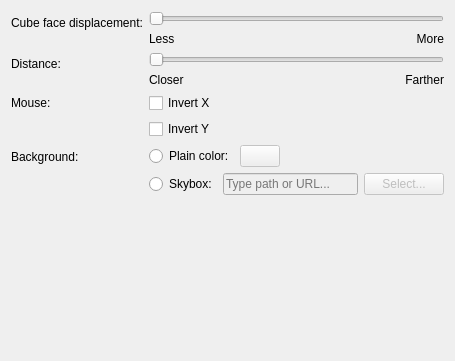
This is kwin/effects/cube/kcm/cubeeffectkcm.ui in Sonic-DE/sonic-workspace-addons as Qt 5 draws it before an edit. The edited form follows.
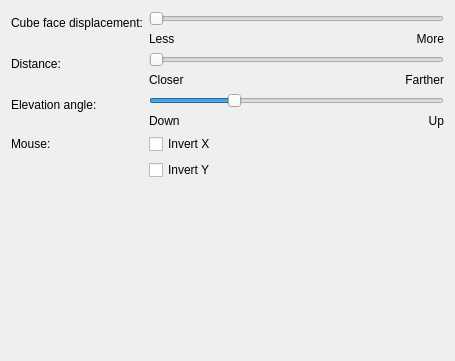
This is the edited form. Custom widgets are drawn as their Qt base class.

Commit message: refactor with blur background and elevation control Replaced old static backgrounds with blur (like Overview), added camera elevation slider, and cleaned up config options for simplicity.

The edit to the form file:
```diff
--- a/kwin/effects/cube/kcm/cubeeffectkcm.ui
+++ b/kwin/effects/cube/kcm/cubeeffectkcm.ui
@@ -121,109 +121,84 @@
     </layout>
    </item>
    <item row="2" column="0">
+    <widget class="QLabel" name="label_Elevation">
+     <property name="text">
+      <string>Elevation angle:</string>
+     </property>
+    </widget>
+   </item>
+   <item row="2" column="1">
+    <layout class="QGridLayout" name="gridLayout_3">
+     <item row="0" column="0" colspan="2">
+      <widget class="QSlider" name="kcfg_ElevationAngle">
+       <property name="minimum">
+        <number>-45</number>
+       </property>
+       <property name="maximum">
+        <number>45</number>
+       </property>
+       <property name="value">
+        <number>-20</number>
+       </property>
+       <property name="orientation">
+        <enum>Qt::Horizontal</enum>
+       </property>
+      </widget>
+     </item>
+     <item row="1" column="0">
+      <widget class="QLabel" name="label_down">
+       <property name="sizePolicy">
+        <sizepolicy hsizetype="Expanding" vsizetype="Preferred">
+         <horstretch>0</horstretch>
+         <verstretch>0</verstretch>
+        </sizepolicy>
+       </property>
+       <property name="text">
+        <string>Down</string>
+       </property>
+      </widget>
+     </item>
+     <item row="1" column="1">
+      <widget class="QLabel" name="label_up">
+       <property name="sizePolicy">
+        <sizepolicy hsizetype="Expanding" vsizetype="Preferred">
+         <horstretch>0</horstretch>
+         <verstretch>0</verstretch>
+        </sizepolicy>
+       </property>
+       <property name="text">
+        <string>Up</string>
+       </property>
+       <property name="alignment">
+        <set>Qt::AlignRight|Qt::AlignTrailing|Qt::AlignVCenter</set>
+       </property>
+      </widget>
+     </item>
+    </layout>
+   </item>
+   <item row="3" column="0">
     <widget class="QLabel" name="label_Mouse">
      <property name="text">
       <string>Mouse:</string>
      </property>
     </widget>
    </item>
-   <item row="2" column="1">
+   <item row="3" column="1">
     <widget class="QCheckBox" name="kcfg_MouseInvertedX">
      <property name="text">
       <string>Invert X</string>
      </property>
     </widget>
    </item>
-   <item row="3" column="1">
+   <item row="4" column="1">
     <widget class="QCheckBox" name="kcfg_MouseInvertedY">
      <property name="text">
       <string>Invert Y</string>
      </property>
     </widget>
    </item>
-   <item row="4" column="0">
-    <widget class="QLabel" name="label_4">
-     <property name="text">
-      <string>Background:</string>
-     </property>
-    </widget>
-   </item>
-   <item row="4" column="1">
-    <layout class="QVBoxLayout" name="verticalLayout_3">
-     <item>
-      <layout class="QHBoxLayout" name="horizontalLayout">
-       <item>
-        <widget class="QRadioButton" name="button_Color">
-         <property name="sizePolicy">
-          <sizepolicy hsizetype="Minimum" vsizetype="Fixed">
-           <horstretch>0</horstretch>
-           <verstretch>0</verstretch>
-          </sizepolicy>
-         </property>
-         <property name="text">
-          <string>Plain color:</string>
-         </property>
-        </widget>
-       </item>
-       <item>
-        <widget class="KColorButton" name="kcfg_BackgroundColor">
-         <property name="enabled">
-          <bool>false</bool>
-         </property>
-         <property name="flat">
-          <bool>false</bool>
-         </property>
-        </widget>
-       </item>
-       <item>
-        <spacer name="horizontalSpacer">
-         <property name="orientation">
-          <enum>Qt::Horizontal</enum>
-         </property>
-         <property name="sizeHint" stdset="0">
-          <size>
-           <width>40</width>
-           <height>20</height>
-          </size>
-         </property>
-        </spacer>
-       </item>
-      </layout>
-     </item>
-     <item>
-      <layout class="QHBoxLayout" name="horizontalLayout_2">
-       <item>
-        <widget class="QRadioButton" name="button_SkyBox">
-         <property name="text">
-          <string>Skybox:</string>
-         </property>
-        </widget>
-       </item>
-       <item>
-        <widget class="QLineEdit" name="kcfg_SkyBox">
-         <property name="enabled">
-          <bool>false</bool>
-         </property>
-         <property name="placeholderText">
-          <string>Type path or URL...</string>
-         </property>
-        </widget>
-       </item>
-       <item>
-        <widget class="QPushButton" name="button_SelectSkyBox">
-         <property name="enabled">
-          <bool>false</bool>
-         </property>
-         <property name="text">
-          <string>Select...</string>
-         </property>
-        </widget>
-       </item>
-      </layout>
-     </item>
-    </layout>
-   </item>
-   <item row="5" column="0" colspan="2">
+   
+   <item row="6" column="0" colspan="2">
     <widget class="KShortcutsEditor" name="shortcutsEditor" native="true">
      <property name="sizePolicy">
       <sizepolicy hsizetype="Preferred" vsizetype="Preferred">
```
Left out of the diff: 48 changed lines with no effect on the pictures. The commit also changes 11 other files.
